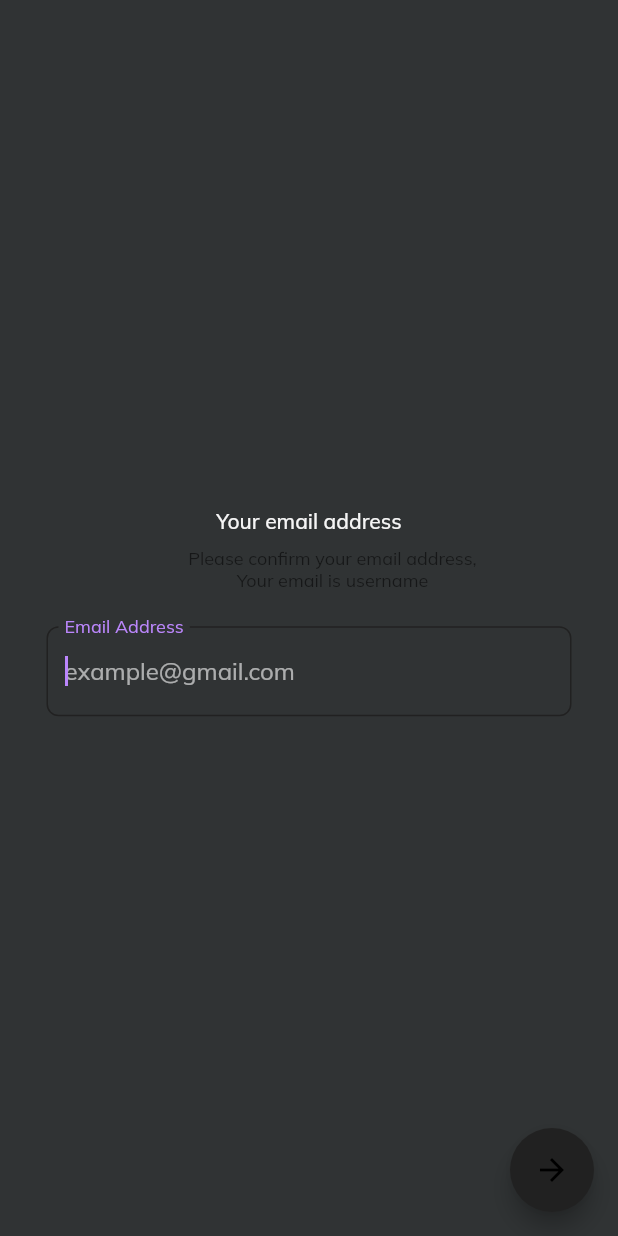
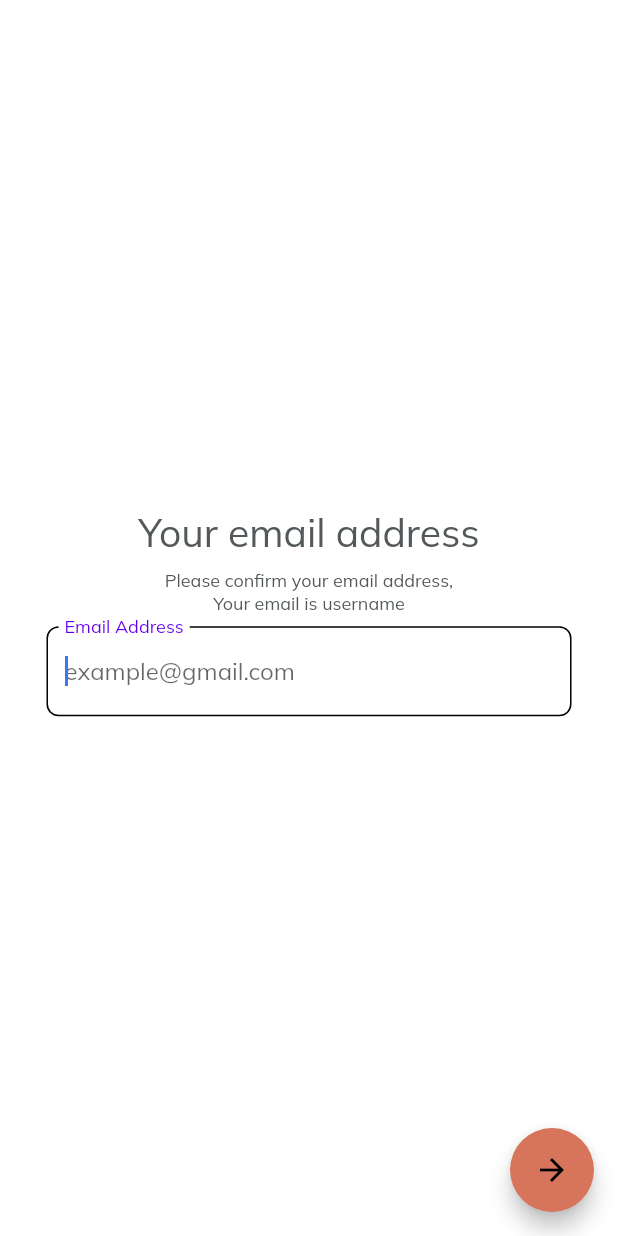
Before and after one commit to abbasihamed/chatapp, a Flutter app: the screen it shows after launch, on a phone screen of 412 x 824 dp. Run offline on Flutter 3.47's test engine with Material 2 defaults, Android fonts, the light colour scheme and no system bars; our stand-ins replace animated_theme_switcher, flutter_hooks, flutter_native_splash, get, get_it, google_fonts and 1 more.

Commit message:
add theme swicher

```diff
--- a/lib/config/theme.dart
+++ b/lib/config/theme.dart
@@ -3,15 +3,11 @@ import 'package:flutter/services.dart';
 import 'package:google_fonts/google_fonts.dart';
 
 class AppTheme {
-  static final TextStyle basicStyle = GoogleFonts.roboto(
-    color: Colors.black,
-    fontSize: 20,
-    fontWeight: FontWeight.w400,
-  );
   static ThemeData get lightTheme {
     return ThemeData(
       brightness: Brightness.light,
       visualDensity: VisualDensity.adaptivePlatformDensity,
+      primaryColor: const Color(0xFF3B76F6),
       colorScheme: const ColorScheme.light(secondary: Color(0xFFD6755B)),
       textTheme: GoogleFonts.mulishTextTheme()
           .apply(bodyColor: const Color(0xFF53585A)),
@@ -44,6 +40,7 @@ class AppTheme {
   static ThemeData get darkTheme {
     return ThemeData(
       brightness: Brightness.dark,
+      primaryColor: const Color(0xFF3B76F6),
       colorScheme: const ColorScheme.dark(secondary: Color(0xFFD6755B)),
       visualDensity: VisualDensity.adaptivePlatformDensity,
       textTheme: GoogleFonts.mulishTextTheme()
--- a/lib/main.dart
+++ b/lib/main.dart
@@ -1,3 +1,4 @@
+import 'package:animated_theme_switcher/animated_theme_switcher.dart';
 import 'package:flutter/material.dart';
 import 'package:flutter_native_splash/flutter_native_splash.dart';
 import 'package:my_chat_app/core/start_screen.dart';
@@ -24,14 +25,17 @@ class MyApp extends StatelessWidget {
 
   @override
   Widget build(BuildContext context) {
-    return MaterialApp(
-      debugShowCheckedModeBanner: false,
-      title: 'MyChat',
-      navigatorKey: navKey,
-      theme: AppTheme.lightTheme,
-      darkTheme: AppTheme.darkTheme,
-      themeMode: ThemeMode.dark,
-      home: startScreen,
+    return ThemeProvider(
+      initTheme: AppTheme.lightTheme,
+      builder: (context,theme) {
+        return MaterialApp(
+          debugShowCheckedModeBanner: false,
+          title: 'MyChat',
+          navigatorKey: navKey,
+          theme: theme,
+          home: startScreen,
+        );
+      }
     );
   }
 }
--- a/lib/views/auth/auth_screen.dart
+++ b/lib/views/auth/auth_screen.dart
@@ -23,19 +23,16 @@ class AuthScreen extends HookWidget {
         body: Center(
           child: SingleChildScrollView(
             child: Column(
-              mainAxisAlignment: MainAxisAlignment.center,
+              mainAxisAlignment: MainAxisAlignment.start,
               children: [
-                Text(
+                const Text(
                   'Your email address',
-                  style: theme.textTheme.bodyText1,
+                  style: TextStyle(fontSize: 26),
                 ),
                 const SizedBox(height: 8),
-                Text(
-                  """
-          Please confirm your email address,
-          Your email is username
-          """,
-                  style: theme.textTheme.caption,
+                const Text(
+                  """Please confirm your email address,\nYour email is username""",
+                  style: TextStyle(fontSize: 12),
                   textAlign: TextAlign.center,
                 ),
                 const SizedBox(height: 8),
@@ -48,13 +45,13 @@ class AuthScreen extends HookWidget {
                       autovalidateMode: AutovalidateMode.onUserInteraction,
                       child: AuthTextField(
                         controller: controller,
-                        theme: theme,
                         labelText: 'Email Address',
                         hintText: 'example@gmail.com',
                         keyboardType: TextInputType.emailAddress,
                         onSubmitted: (_) {
                           if (formKey.value.currentState!.validate()) {
-                            Get.find<AuthViewModel>().sendEmail(controller.text);
+                            Get.find<AuthViewModel>()
+                                .sendEmail(controller.text);
                             navKey.currentState!.push(
                               MaterialPageRoute(
                                 builder: (context) => CodeVerifyScreen(
@@ -76,7 +73,6 @@ class AuthScreen extends HookWidget {
           ),
         ),
         floatingActionButton: FloatingActionButton(
-          backgroundColor: theme.primaryColor,
           child: const Icon(Icons.arrow_forward),
           onPressed: () {
             if (formKey.value.currentState!.validate()) {
--- a/lib/views/auth/widgets/auth_text_field.dart
+++ b/lib/views/auth/widgets/auth_text_field.dart
@@ -2,7 +2,7 @@ import 'package:flutter/material.dart';
 
 class AuthTextField extends StatelessWidget {
   final TextEditingController controller;
-  final ThemeData theme;
+  // final ThemeData theme;
   final ValueChanged<String>? onSubmitted;
   final FormFieldValidator? validator;
   final String labelText;
@@ -14,7 +14,7 @@ class AuthTextField extends StatelessWidget {
   const AuthTextField({
     Key? key,
     required this.controller,
-    required this.theme,
+    // required this.theme,
     required this.labelText,
     this.hintText,
     this.maxLength,
@@ -34,33 +34,26 @@ class AuthTextField extends StatelessWidget {
       validator: validator,
       keyboardType: keyboardType,
       textAlign: textAlign!,
+      cursorColor: const Color(0xFF3B76F6),
       textInputAction: TextInputAction.done,
       decoration: InputDecoration(
         hintText: hintText,
         labelText: labelText,
         enabledBorder: OutlineInputBorder(
           borderRadius: BorderRadius.circular(8),
-          borderSide: BorderSide(
-            color: theme.primaryColor,
-          ),
+          borderSide: const BorderSide(),
         ),
         focusedBorder: OutlineInputBorder(
           borderRadius: BorderRadius.circular(8),
-          borderSide: BorderSide(
-            color: theme.primaryColor,
-          ),
+          borderSide: const BorderSide(),
         ),
         errorBorder: OutlineInputBorder(
           borderRadius: BorderRadius.circular(8),
-          borderSide: BorderSide(
-            color: theme.errorColor,
-          ),
+          borderSide: const BorderSide(),
         ),
         border: OutlineInputBorder(
           borderRadius: BorderRadius.circular(8),
-          borderSide: BorderSide(
-            color: theme.errorColor,
-          ),
+          borderSide: const BorderSide(),
         ),
       ),
     );
--- a/pubspec.yaml
+++ b/pubspec.yaml
@@ -44,6 +44,7 @@ dependencies:
   get_it: ^7.2.0
   web_socket_channel: ^2.2.0
   flutter_native_splash: ^2.2.16
+  animated_theme_switcher: ^2.0.7
 
 dev_dependencies:
   flutter_test:
```
Also changed, not shown: lib/views/auth/code_verify.dart (+7 -10 lines), lib/views/home/room_screen.dart (+31 -3 lines), lib/views/search/search_screen.dart (+2 -8 lines), pubspec.lock.
